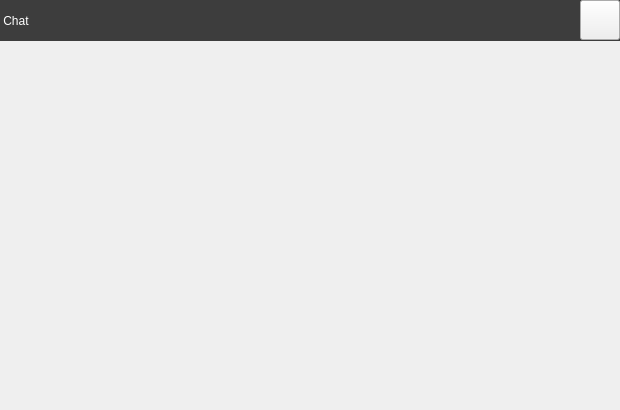
GregoryBaranov/ib_stream_service, file PolyChat_app/mainwindow.ui: the form before one commit.
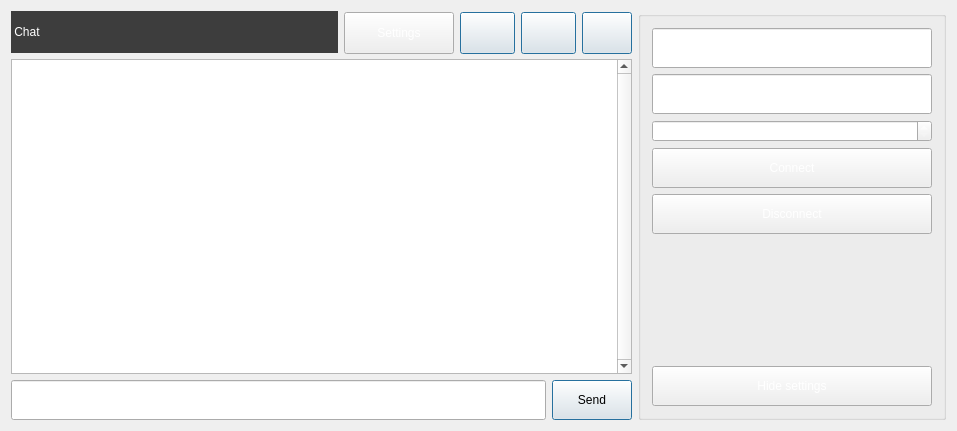
The form after the commit.

The edit to the form file:
```diff
--- a/PolyChat_app/mainwindow.ui
+++ b/PolyChat_app/mainwindow.ui
@@ -6,39 +6,142 @@
    <rect>
     <x>0</x>
     <y>0</y>
-    <width>620</width>
-    <height>410</height>
+    <width>957</width>
+    <height>431</height>
    </rect>
   </property>
   <property name="minimumSize">
    <size>
-    <width>620</width>
-    <height>410</height>
+    <width>0</width>
+    <height>0</height>
    </size>
   </property>
   <property name="maximumSize">
    <size>
-    <width>620</width>
-    <height>410</height>
+    <width>16777215</width>
+    <height>16777215</height>
    </size>
   </property>
   <property name="windowTitle">
    <string>MainWindow</string>
   </property>
   <widget class="QWidget" name="centralWidget">
+   <layout class="QGridLayout" name="gridLayout">
+    <item row="0" column="1">
+     <widget class="QGroupBox" name="groupBox">
+      <property name="minimumSize">
+       <size>
+        <width>300</width>
+        <height>0</height>
+       </size>
+      </property>
+      <property name="styleSheet">
+       <string notr="true">color: rgb(255, 255, 255);</string>
+      </property>
+      <property name="title">
+       <string/>
+      </property>
+      <layout class="QGridLayout" name="gridLayout_2">
+       <item row="6" column="0" colspan="2">
+        <spacer name="verticalSpacer">
+         <property name="orientation">
+          <enum>Qt::Vertical</enum>
+         </property>
+         <property name="sizeHint" stdset="0">
+          <size>
+           <width>20</width>
+           <height>40</height>
+          </size>
+         </property>
+        </spacer>
+       </item>
+       <item row="3" column="0" colspan="2">
+        <widget class="QSpinBox" name="spinPort"/>
+       </item>
+       <item row="4" column="0" colspan="2">
+        <widget class="QPushButton" name="connect">
+         <property name="minimumSize">
+          <size>
+           <width>0</width>
+           <height>40</height>
+          </size>
+         </property>
+         <property name="text">
+          <string>Connect</string>
+         </property>
+        </widget>
+       </item>
+       <item row="2" column="0" colspan="2">
+        <widget class="QLineEdit" name="hostEdit">
+         <property name="minimumSize">
+          <size>
+           <width>280</width>
+           <height>40</height>
+          </size>
+         </property>
+        </widget>
+       </item>
+       <item row="1" column="0" colspan="2">
+        <widget class="QLineEdit" name="nameEdit">
+         <property name="minimumSize">
+          <size>
+           <width>280</width>
+           <height>40</height>
+          </size>
+         </property>
+         <property name="maximumSize">
+          <size>
+           <width>16777215</width>
+           <height>40</height>
+          </size>
+         </property>
+        </widget>
+       </item>
+       <item row="5" column="0" colspan="2">
+        <widget class="QPushButton" name="Disconnect">
+         <property name="minimumSize">
+          <size>
+           <width>0</width>
+           <height>40</height>
+          </size>
+         </property>
+         <property name="text">
+          <string>Disconnect</string>
+         </property>
+        </widget>
+       </item>
+       <item row="7" column="0" colspan="2">
+        <widget class="QPushButton" name="HideSettings">
+         <property name="minimumSize">
+          <size>
+           <width>0</width>
+           <height>40</height>
+          </size>
+         </property>
+         <property name="text">
+          <string>Hide settings</string>
+         </property>
+        </widget>
+       </item>
+      </layout>
+      <zorder>HideSettings</zorder>
+      <zorder>Disconnect</zorder>
+      <zorder>connect</zorder>
+      <zorder>spinPort</zorder>
+      <zorder>hostEdit</zorder>
+      <zorder>nameEdit</zorder>
+     </widget>
+    </item>
+    <item row="0" column="0">
+     <layout class="QVBoxLayout" name="verticalLayout">
+      <item>
+       <layout class="QGridLayout" name="gridLayout_3">
+        <item row="0" column="0">
    <widget class="QLabel" name="label">
-    <property name="geometry">
-     <rect>
-      <x>0</x>
-      <y>0</y>
-      <width>621</width>
-      <height>41</height>
-     </rect>
-    </property>
     <property name="minimumSize">
      <size>
-      <width>562</width>
-      <height>0</height>
+            <width>0</width>
+            <height>42</height>
      </size>
     </property>
     <property name="maximumSize">
@@ -55,21 +158,65 @@
      <string> Chat</string>
     </property>
    </widget>
-   <widget class="QPushButton" name="pushButton">
-    <property name="geometry">
-     <rect>
-      <x>580</x>
-      <y>0</y>
+        </item>
+        <item row="0" column="1">
+         <widget class="QPushButton" name="Settings">
+          <property name="minimumSize">
+           <size>
+            <width>110</width>
+            <height>42</height>
+           </size>
+          </property>
+          <property name="maximumSize">
+           <size>
       <width>40</width>
       <height>40</height>
-     </rect>
-    </property>
+           </size>
+          </property>
+          <property name="styleSheet">
+           <string notr="true">color: rgb(255, 255, 255);</string>
+          </property>
+          <property name="text">
+           <string>Settings</string>
+          </property>
+         </widget>
+        </item>
+        <item row="0" column="2">
+         <widget class="QPushButton" name="btn_minimize">
     <property name="minimumSize">
      <size>
-      <width>40</width>
+            <width>55</width>
+            <height>42</height>
+           </size>
+          </property>
+          <property name="maximumSize">
+           <size>
+            <width>35</width>
       <height>40</height>
      </size>
     </property>
+          <property name="styleSheet">
+           <string notr="true">font: 75 24pt &quot;MS Shell Dlg 2&quot;;</string>
+          </property>
+          <property name="text">
+           <string/>
+          </property>
+          <property name="autoDefault">
+           <bool>true</bool>
+          </property>
+          <property name="default">
+           <bool>true</bool>
+          </property>
+         </widget>
+        </item>
+        <item row="0" column="3">
+         <widget class="QPushButton" name="btn_maximize">
+          <property name="minimumSize">
+           <size>
+            <width>55</width>
+            <height>42</height>
+           </size>
+          </property>
     <property name="maximumSize">
      <size>
       <width>35</width>
@@ -82,7 +229,111 @@
     <property name="text">
      <string/>
     </property>
-   </widget>
+          <property name="autoDefault">
+           <bool>true</bool>
+          </property>
+          <property name="default">
+           <bool>true</bool>
+          </property>
+         </widget>
+        </item>
+        <item row="0" column="4">
+         <widget class="QPushButton" name="btn_close">
+          <property name="minimumSize">
+           <size>
+            <width>50</width>
+            <height>42</height>
+           </size>
+          </property>
+          <property name="maximumSize">
+           <size>
+            <width>35</width>
+            <height>40</height>
+           </size>
+          </property>
+          <property name="styleSheet">
+           <string notr="true">font: 75 11pt &quot;MS Shell Dlg 2&quot;;</string>
+          </property>
+          <property name="text">
+           <string/>
+          </property>
+          <property name="autoDefault">
+           <bool>true</bool>
+          </property>
+          <property name="default">
+           <bool>true</bool>
+          </property>
+         </widget>
+        </item>
+       </layout>
+      </item>
+      <item>
+       <widget class="QTextEdit" name="messageBoard">
+        <property name="minimumSize">
+         <size>
+          <width>600</width>
+          <height>0</height>
+         </size>
+        </property>
+        <property name="accessibleDescription">
+         <string/>
+        </property>
+        <property name="verticalScrollBarPolicy">
+         <enum>Qt::ScrollBarAlwaysOn</enum>
+        </property>
+        <property name="horizontalScrollBarPolicy">
+         <enum>Qt::ScrollBarAlwaysOff</enum>
+        </property>
+       </widget>
+      </item>
+      <item>
+       <layout class="QHBoxLayout" name="horizontalLayout">
+        <item>
+         <widget class="QLineEdit" name="messageEdt">
+          <property name="minimumSize">
+           <size>
+            <width>380</width>
+            <height>40</height>
+           </size>
+          </property>
+          <property name="maximumSize">
+           <size>
+            <width>16777215</width>
+            <height>16777215</height>
+           </size>
+          </property>
+         </widget>
+        </item>
+        <item>
+         <widget class="QPushButton" name="send">
+          <property name="minimumSize">
+           <size>
+            <width>0</width>
+            <height>40</height>
+           </size>
+          </property>
+          <property name="maximumSize">
+           <size>
+            <width>16777215</width>
+            <height>16777215</height>
+           </size>
+          </property>
+          <property name="text">
+           <string>Send</string>
+          </property>
+          <property name="autoDefault">
+           <bool>true</bool>
+          </property>
+          <property name="default">
+           <bool>true</bool>
+          </property>
+         </widget>
+        </item>
+       </layout>
+      </item>
+     </layout>
+    </item>
+   </layout>
   </widget>
   <action name="actionNew_connect">
    <property name="text">
```
Lines whose indentation alone changed are shown as unchanged.
